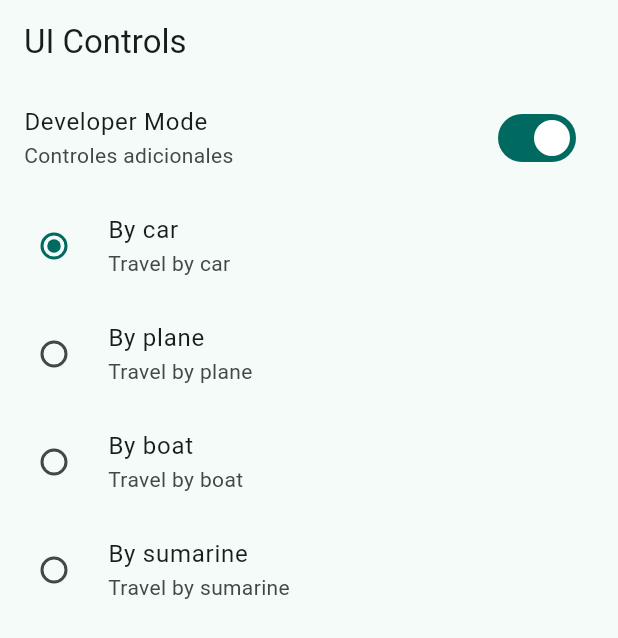
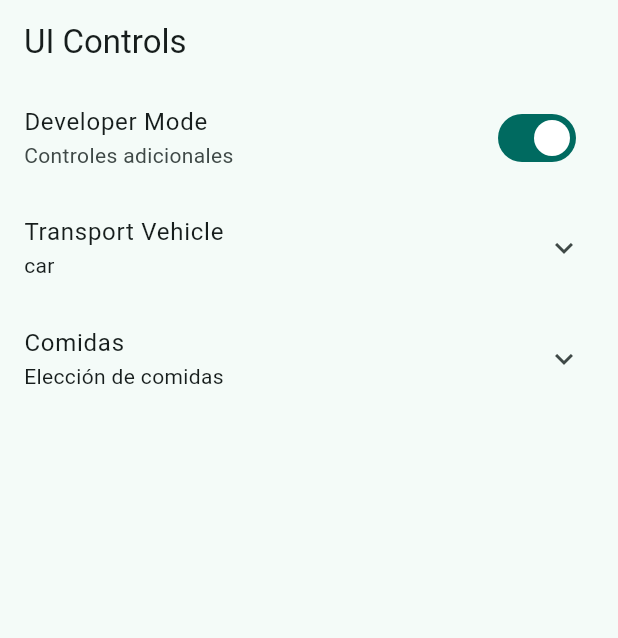
Before and after one commit to francoinostrozah/widgets_app, a Flutter app: the UiControlsScreen screen opened by its route, on a phone screen of 412 x 824 dp. Shown: the top 638 px of the screen. Run offline on Flutter 3.47's test engine with Material 2 defaults, Android fonts, the phone set to English and light mode, and no system bars; our stand-ins replace go_router.

```diff
--- a/lib/presentation/screens/ui_controls/ui_controls_screen.dart
+++ b/lib/presentation/screens/ui_controls/ui_controls_screen.dart
@@ -27,6 +27,10 @@ class _UiControlsViewState extends State<_UiControlsView> {
   bool isDeveloper = true;
   Transportation selectedTransportation = Transportation.car;
 
+  bool wantsBreakfast = false;
+  bool wantsLunch = false;
+  bool wantsDinner = false;
+
   @override
   Widget build(BuildContext context) {
     return ListView(physics: const ClampingScrollPhysics(), children: [
@@ -37,6 +41,10 @@ class _UiControlsViewState extends State<_UiControlsView> {
           onChanged: (value) => setState(() {
                 isDeveloper = !isDeveloper;
               })),
+      ExpansionTile(
+        title: const Text('Transport Vehicle'),
+        subtitle: Text(selectedTransportation.name),
+        children: [
           ...Transportation.values.map((transportation) => RadioListTile(
               title: Text('By ${transportation.name}'),
               subtitle: Text('Travel by ${transportation.name}'),
@@ -45,6 +53,32 @@ class _UiControlsViewState extends State<_UiControlsView> {
               onChanged: (value) => setState(() {
                     selectedTransportation = transportation;
                   }))),
+        ],
+      ),
+      ExpansionTile(
+        title: const Text('Comidas'),
+        subtitle: const Text('Elección de comidas'),
+        children: [
+          CheckboxListTile(
+              title: const Text('¿Desayuno?'),
+              value: wantsBreakfast,
+              onChanged: (value) => setState(() {
+                    wantsBreakfast = !wantsBreakfast;
+                  })),
+          CheckboxListTile(
+              title: const Text('¿Almuerzo?'),
+              value: wantsLunch,
+              onChanged: (value) => setState(() {
+                    wantsLunch = !wantsLunch;
+                  })),
+          CheckboxListTile(
+              title: const Text('Cena?'),
+              value: wantsDinner,
+              onChanged: (value) => setState(() {
+                    wantsDinner = !wantsDinner;
+                  }))
+        ],
+      )
     ]);
   }
 }
```
Lines whose indentation alone changed are shown as unchanged.
